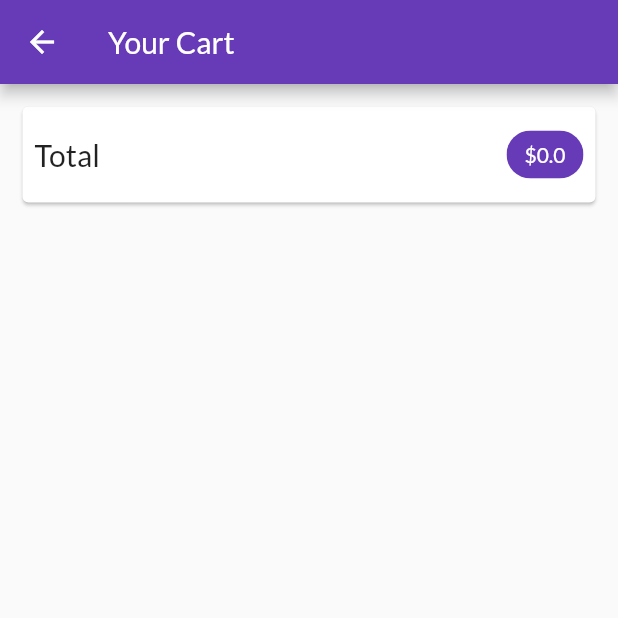
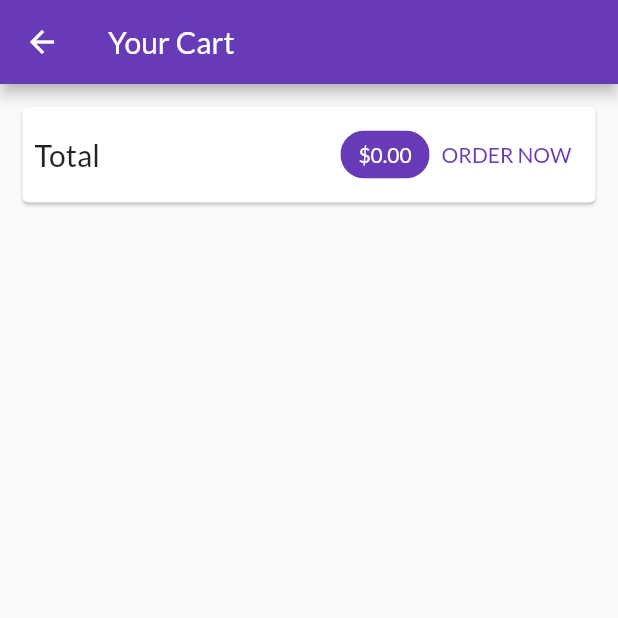
Before and after one commit to Ayushpanditmoto/shoppingapp, a Flutter app: the CartScreen screen opened directly, on a phone screen of 412 x 824 dp, the top half of it. Run offline on Flutter 3.47's test engine with Material 2 defaults, Android fonts, the phone set to English and light mode, and no system bars; our stand-ins replace google_fonts; network calls fail.

Commit message:
feat order page done

```diff
--- a/lib/main.dart
+++ b/lib/main.dart
@@ -3,7 +3,7 @@ import 'package:shoppingapp/screens/products_overviews_screen.dart';
 import 'package:google_fonts/google_fonts.dart';
 import 'package:provider/provider.dart';
 import 'providers/cart.dart';
-
+import 'providers/orders.dart';
 import 'providers/products.dart';
 
 void main() {
@@ -24,6 +24,9 @@ class MyApp extends StatelessWidget {
         ChangeNotifierProvider(
           create: (context) => Cart(),
         ),
+        ChangeNotifierProvider(
+          create: (context) => Orders(),
+        ),
       ],
       child: MaterialApp(
           title: 'Flutter Demo',
--- /dev/null
+++ b/lib/providers/orders.dart
@@ -0,0 +1,37 @@
+import 'package:flutter/material.dart';
+import 'cart.dart';
+
+class OrderItem {
+  final String id;
+  final double amount;
+  final List<CartItem> products;
+  final DateTime dateTime;
+
+  OrderItem({
+    required this.id,
+    required this.amount,
+    required this.products,
+    required this.dateTime,
+  });
+}
+
+class Orders with ChangeNotifier {
+  final List<OrderItem> _orders = [];
+
+  List<OrderItem> get orders {
+    return [..._orders];
+  }
+
+  void addOrder(List<CartItem> cartProducts, double total) {
+    _orders.insert(
+      0,
+      OrderItem(
+        id: DateTime.now().toString(),
+        amount: total,
+        products: cartProducts,
+        dateTime: DateTime.now(),
+      ),
+    );
+    notifyListeners();
+  }
+}
--- a/lib/screens/cart_screen.dart
+++ b/lib/screens/cart_screen.dart
@@ -2,6 +2,7 @@ import 'package:flutter/material.dart';
 import 'package:provider/provider.dart';
 import '../providers/cart.dart';
 import '../widget/cart_item.dart';
+import '../widget/order_button.dart';
 
 class CartScreen extends StatelessWidget {
   const CartScreen({super.key});
@@ -29,14 +30,14 @@ class CartScreen extends StatelessWidget {
                     const Spacer(),
                     Chip(
                       label: Text(
-                        '\$${cart.totalAmount}',
+                        '\$${cart.totalAmount.toStringAsFixed(2)}',
                         style: const TextStyle(
                           color: Colors.white,
                         ),
                       ),
                       backgroundColor: Theme.of(context).colorScheme.secondary,
                     ),
-                    // const OrderButton(cart: cart),
+                    OrderButton(cart: cart),
                   ],
                 ),
               ),
--- a/lib/screens/products_overviews_screen.dart
+++ b/lib/screens/products_overviews_screen.dart
@@ -1,6 +1,7 @@
 import 'package:flutter/material.dart';
 import 'package:provider/provider.dart';
 import 'package:shoppingapp/screens/cart_screen.dart';
+import 'package:shoppingapp/widget/app_drawer.dart';
 import 'package:shoppingapp/widget/badge.dart';
 import '../providers/cart.dart';
 import '../widget/product_grid.dart';
@@ -61,7 +62,7 @@ class _ProductOverviewScreenState extends State<ProductOverviewScreen> {
           }),
         ],
       ),
-      drawer: const Drawer(),
+      drawer: const AppDrawer(),
       body: ProductGrid(showFavs: _showOnlyFavorites),
     );
   }
--- /dev/null
+++ b/lib/widget/order_button.dart
@@ -0,0 +1,24 @@
+import 'package:flutter/material.dart';
+import '../providers/cart.dart';
+import 'package:provider/provider.dart';
+import '../providers/orders.dart';
+
+class OrderButton extends StatelessWidget {
+  final Cart cart;
+
+  const OrderButton({super.key, required this.cart});
+
+  @override
+  Widget build(BuildContext context) {
+    return TextButton(
+      onPressed: () {
+        Provider.of<Orders>(context, listen: false).addOrder(
+          cart.items.values.toList(),
+          cart.totalAmount,
+        );
+        cart.clear();
+      },
+      child: const Text('ORDER NOW'),
+    );
+  }
+}
--- a/pubspec.yaml
+++ b/pubspec.yaml
@@ -32,6 +32,7 @@ dependencies:
   flutter:
     sdk: flutter
   google_fonts: ^4.0.1
+  intl: ^0.18.0
   provider: ^6.0.5
 
 dev_dependencies:
```
Also changed, not shown: lib/screens/orders_screen.dart (added, +25 -0 lines), lib/screens/product_details_screen.dart (+37 -2 lines), lib/widget/app_drawer.dart (added, +39 -0 lines), lib/widget/order_items.dart (added, +73 -0 lines), pubspec.lock.
